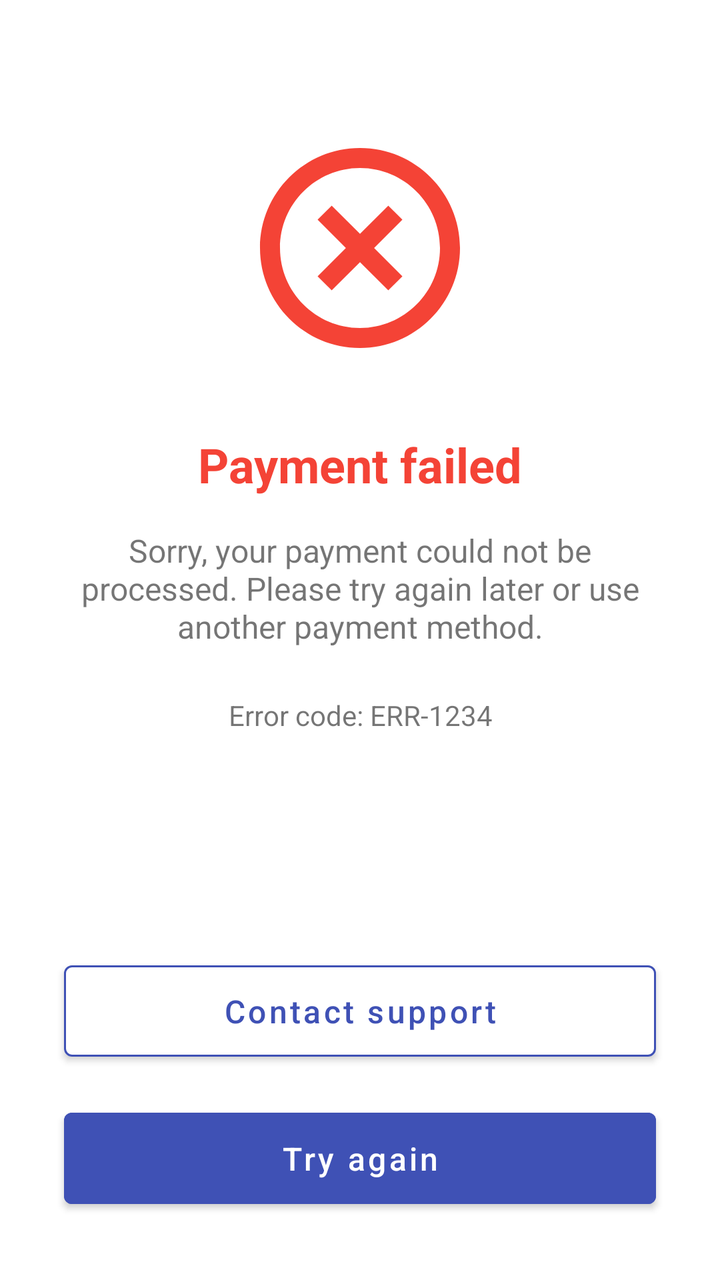
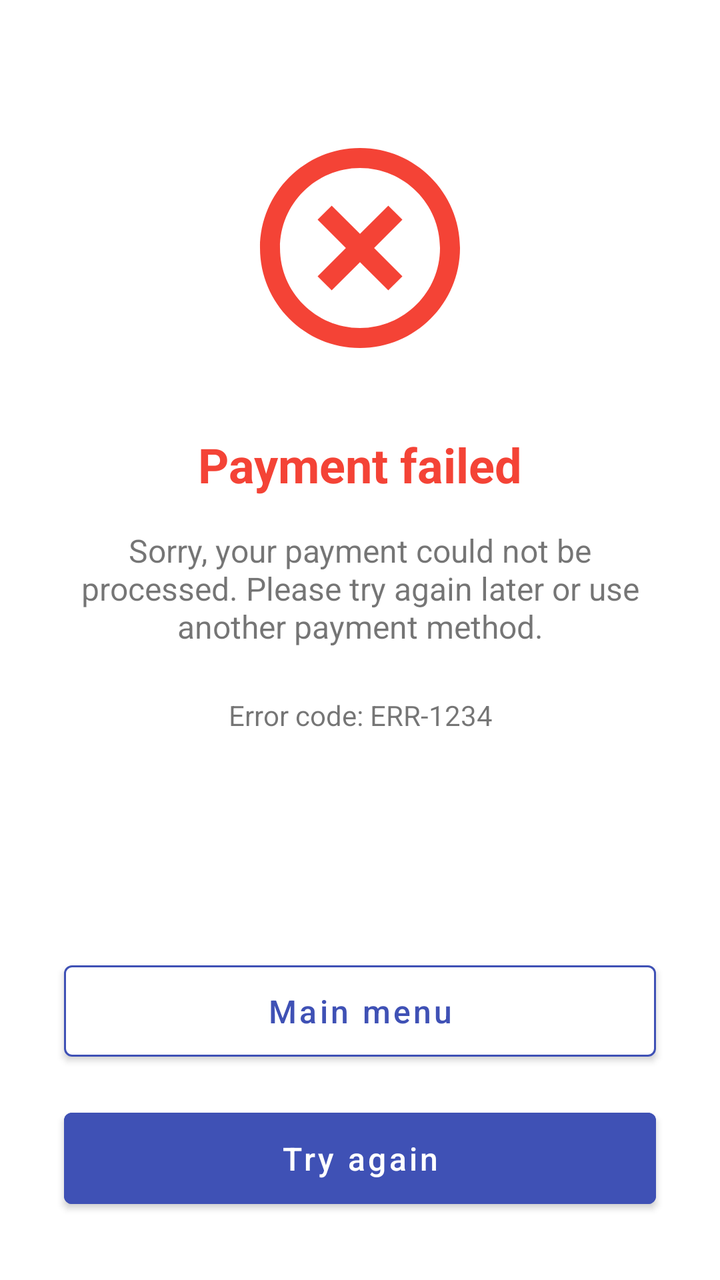

Screens rendered from an Android XML layout before and after an edit, with the pre-edit source and the edit as a unified diff.
<!-- AndroidManifest.xml: application theme Theme.Clm_iot2 -->
<!-- res/layout/fragment_payment_error.xml -->
<?xml version="1.0" encoding="utf-8"?>
<androidx.constraintlayout.widget.ConstraintLayout xmlns:android="http://schemas.android.com/apk/res/android"
                                                   xmlns:app="http://schemas.android.com/apk/res-auto"
                                                   xmlns:tools="http://schemas.android.com/tools"
                                                   android:layout_width="match_parent"
                                                   android:layout_height="match_parent"
                                                   android:background="@color/white"
                                                   tools:context=".PaymentFailedFragment">

    <ImageView
            android:id="@+id/ivFailed"
            android:layout_width="120dp"
            android:layout_height="120dp"
            android:layout_marginTop="64dp"
            android:contentDescription="@string/failed_icon_description"
            android:src="@drawable/ic_failed"
            app:layout_constraintEnd_toEndOf="parent"
            app:layout_constraintStart_toStartOf="parent"
            app:layout_constraintTop_toTopOf="parent" />

    <TextView
            android:id="@+id/tvFailedTitle"
            android:layout_width="0dp"
            android:layout_height="wrap_content"
            android:layout_marginStart="24dp"
            android:layout_marginTop="32dp"
            android:layout_marginEnd="24dp"
            android:text="@string/payment_failed_title"
            android:textAlignment="center"
            android:textColor="@color/red_error"
            android:textSize="24sp"
            android:textStyle="bold"
            app:layout_constraintEnd_toEndOf="parent"
            app:layout_constraintStart_toStartOf="parent"
            app:layout_constraintTop_toBottomOf="@+id/ivFailed" />

    <TextView
            android:id="@+id/tvFailedMessage"
            android:layout_width="0dp"
            android:layout_height="wrap_content"
            android:layout_marginStart="24dp"
            android:layout_marginTop="16dp"
            android:layout_marginEnd="24dp"
            android:text="@string/payment_failed_message"
            android:textAlignment="center"
            android:textSize="16sp"
            app:layout_constraintEnd_toEndOf="parent"
            app:layout_constraintStart_toStartOf="parent"
            app:layout_constraintTop_toBottomOf="@+id/tvFailedTitle" />

    <TextView
            android:id="@+id/tvErrorCode"
            android:layout_width="0dp"
            android:layout_height="wrap_content"
            android:layout_marginStart="24dp"
            android:layout_marginTop="24dp"
            android:layout_marginEnd="24dp"
            android:text="@string/error_code_placeholder"
            android:textAlignment="center"
            android:textSize="14sp"
            app:layout_constraintEnd_toEndOf="parent"
            app:layout_constraintStart_toStartOf="parent"
            app:layout_constraintTop_toBottomOf="@+id/tvFailedMessage" />

    <Button
            android:id="@+id/btnTryAgain"
            android:layout_width="0dp"
            android:layout_height="wrap_content"
            android:layout_marginStart="32dp"
            android:layout_marginEnd="32dp"
            android:layout_marginBottom="32dp"
            android:backgroundTint="@color/primary"
            android:padding="12dp"
            android:text="@string/try_again"
            android:textAllCaps="false"
            android:textColor="@color/white"
            android:textSize="16sp"
            app:layout_constraintBottom_toBottomOf="parent"
            app:layout_constraintEnd_toEndOf="parent"
            app:layout_constraintStart_toStartOf="parent" />

    <Button
            android:id="@+id/btnContactSupport"
            android:layout_width="0dp"
            android:layout_height="wrap_content"
            android:layout_marginStart="32dp"
            android:layout_marginEnd="32dp"
            android:layout_marginBottom="16dp"
            android:backgroundTint="@color/white"
            android:padding="12dp"
            android:text="@string/contact_support"
            android:textAllCaps="false"
            android:textColor="@color/primary"
            android:textSize="16sp"
            app:layout_constraintBottom_toTopOf="@+id/btnTryAgain"
            app:layout_constraintEnd_toEndOf="parent"
            app:layout_constraintStart_toStartOf="parent"
            app:strokeColor="@color/primary"
            app:strokeWidth="1dp" />

</androidx.constraintlayout.widget.ConstraintLayout>
<!-- resources referenced by this layout -->
<resources>
  <color name="primary">#3F51B5</color>
  <color name="red_error">#F44336</color>
  <color name="white">#FFFFFF</color>
  <!-- drawable ic_failed (drawable) -->
  <vector xmlns:android="http://schemas.android.com/apk/res/android"
          android:width="24dp"
          android:height="24dp"
          android:viewportWidth="24"
          android:viewportHeight="24">
      <path
              android:fillColor="#F44336"
              android:pathData="M12,2C6.48,2 2,6.48 2,12s4.48,10 10,10 10,-4.48 10,-10S17.52,2 12,2zM12,20c-4.41,0 -8,-3.59 -8,-8s3.59,-8 8,-8 8,3.59 8,8 -3.59,8 -8,8zM13.41,12l2.83,2.83 -1.41,1.41L12,13.41l-2.83,2.83 -1.41,-1.41L10.59,12 7.76,9.17l1.41,-1.41L12,10.59l2.83,-2.83 1.41,1.41L13.41,12z"/>
  </vector>
  <string name="contact_support">Contact support</string>
  <string name="error_code_placeholder">Error code: ERR-1234</string>
  <string name="failed_icon_description">Failure icon</string>
  <string name="payment_failed_message">Sorry, your payment could not be processed. Please try again later or use another payment method.</string>
  <string name="payment_failed_title">Payment failed</string>
  <string name="try_again">Try again</string>
  <style name="Theme.Clm_iot2" parent="Theme.MaterialComponents.DayNight.DarkActionBar">
          
          <item name="colorPrimary">@color/purple_500</item>
          <item name="colorPrimaryVariant">@color/purple_700</item>
          <item name="colorOnPrimary">@color/white</item>
          
          <item name="colorSecondary">@color/teal_200</item>
          <item name="colorSecondaryVariant">@color/teal_700</item>
          <item name="colorOnSecondary">@color/black</item>
          
          <item name="android:statusBarColor">?attr/colorPrimaryVariant</item>
          
      </style>
  <color name="purple_500">#FF6200EE</color>
  <color name="purple_700">#FF3700B3</color>
  <color name="teal_200">#FF03DAC5</color>
  <color name="teal_700">#FF018786</color>
  <color name="black">#000000</color>
</resources>

<!-- the commit's change to res/layout/fragment_payment_error.xml (unified diff, before → after) -->
@@ -80,7 +80,7 @@
             app:layout_constraintStart_toStartOf="parent" />
 
     <Button
-            android:id="@+id/btnContactSupport"
+            android:id="@+id/btnExploreProducts2"
             android:layout_width="0dp"
             android:layout_height="wrap_content"
             android:layout_marginStart="32dp"
@@ -88,7 +88,7 @@
             android:layout_marginBottom="16dp"
             android:backgroundTint="@color/white"
             android:padding="12dp"
-            android:text="@string/contact_support"
+            android:text="@string/main_menu"
             android:textAllCaps="false"
             android:textColor="@color/primary"
             android:textSize="16sp"
<!-- resource entries referenced after the edit -->
@@ -13,9 +13,9 @@
               android:fillColor="#F44336"
               android:pathData="M12,2C6.48,2 2,6.48 2,12s4.48,10 10,10 10,-4.48 10,-10S17.52,2 12,2zM12,20c-4.41,0 -8,-3.59 -8,-8s3.59,-8 8,-8 8,3.59 8,8 -3.59,8 -8,8zM13.41,12l2.83,2.83 -1.41,1.41L12,13.41l-2.83,2.83 -1.41,-1.41L10.59,12 7.76,9.17l1.41,-1.41L12,10.59l2.83,-2.83 1.41,1.41L13.41,12z"/>
   </vector>
-  <string name="contact_support">Contact support</string>
   <string name="error_code_placeholder">Error code: ERR-1234</string>
   <string name="failed_icon_description">Failure icon</string>
+  <string name="main_menu">Main menu</string>
   <string name="payment_failed_message">Sorry, your payment could not be processed. Please try again later or use another payment method.</string>
   <string name="payment_failed_title">Payment failed</string>
   <string name="try_again">Try again</string>
